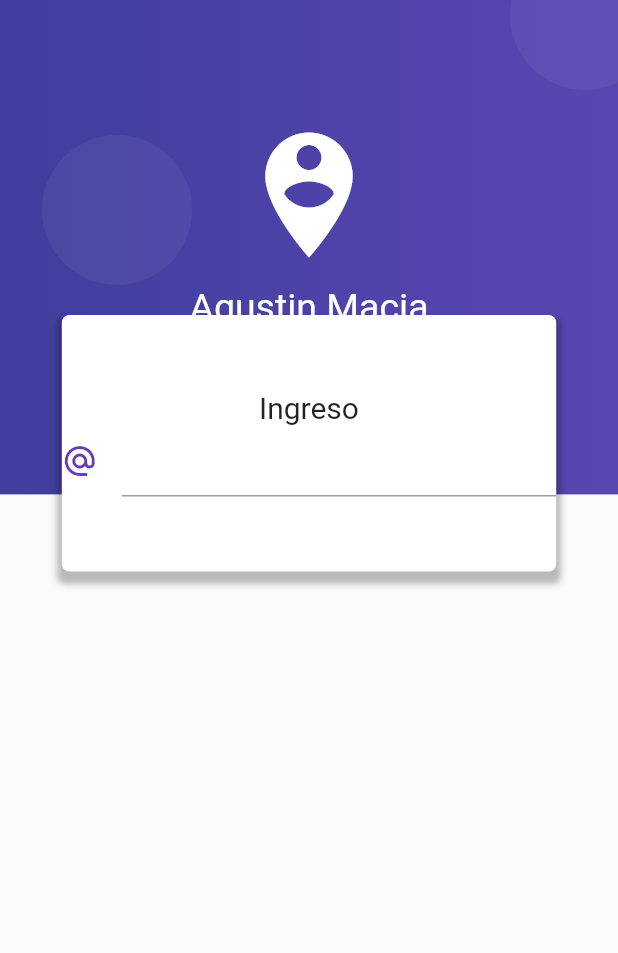
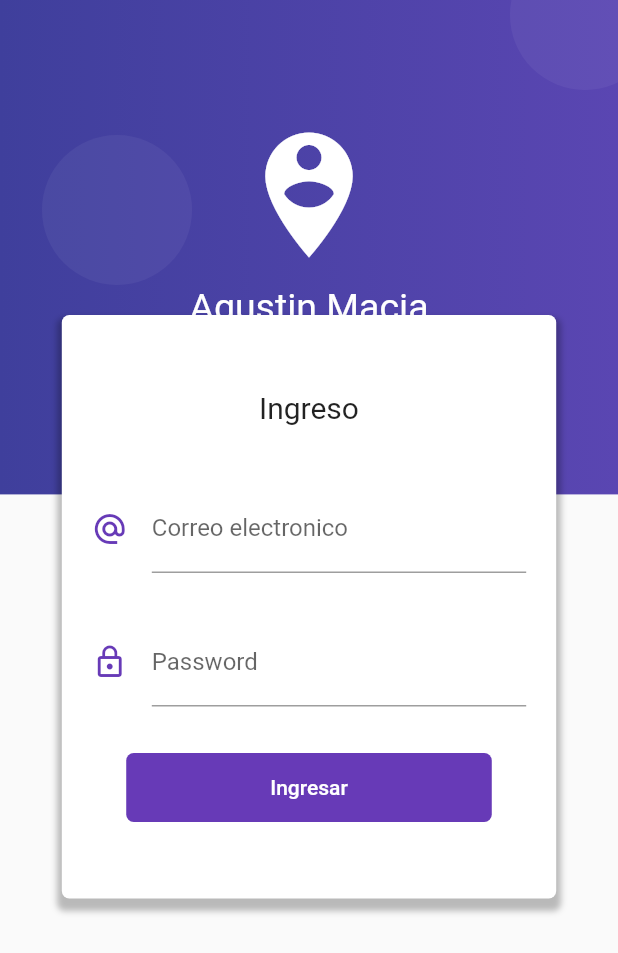
Before and after one commit to agustinmacia/form_validation, a Flutter app: the screen it shows after launch, on a phone screen of 412 x 824 dp. Shown: the top 953 px of the screen. Run offline on Flutter 3.47's test engine with Material 2 defaults, Android fonts, the phone set to English and light mode, and no system bars.

Commit message:
Modifico Sized y boton Login

```diff
--- a/lib/src/pages/login_page.dart
+++ b/lib/src/pages/login_page.dart
@@ -88,7 +88,12 @@ class LoginPage extends StatelessWidget {
             child: Column(
               children: <Widget>[
                 Text('Ingreso', style: TextStyle(fontSize: 20.0)),
+                SizedBox(height: 40.0),
                 _crearEmail(),
+                SizedBox(height: 30.0),
+                _crearPassword(),
+                SizedBox(height: 30.0),
+                _crearBoton(),
               ],
             ),
           )
@@ -100,12 +105,47 @@ class LoginPage extends StatelessWidget {
   Widget _crearEmail() {
 
     return Container(
+      padding: EdgeInsets.symmetric(horizontal: 20.0),
       child: TextField(
         keyboardType: TextInputType.emailAddress,
         decoration: InputDecoration(
           icon: Icon(Icons.alternate_email, color: Colors.deepPurple),
+          hintText: 'ejemplo@correo.com',
+          labelText: 'Correo electronico'
         ),
       ),
     );
   }
+
+
+  Widget _crearPassword() {
+
+    return Container(
+      padding: EdgeInsets.symmetric(horizontal: 20.0),
+
+      child: TextField(
+        obscureText: true,
+        decoration: InputDecoration(
+          icon: Icon(Icons.lock_outline, color: Colors.deepPurple),
+          labelText: 'Password'
+        ),
+      ),
+    );
+  }
+
+  Widget _crearBoton() {
+    return RaisedButton(
+      child: Container(
+        padding: EdgeInsets.symmetric(horizontal: 80.0, vertical: 15.0),
+        child: Text('Ingresar'),
+      ),
+      shape: RoundedRectangleBorder(
+        borderRadius: BorderRadius.circular(5.0),
+      ),
+      elevation: 0.0,
+      color: Colors.deepPurple,
+      textColor: Colors.white,
+      onPressed: () {},
+    );
+  }
 }
```
